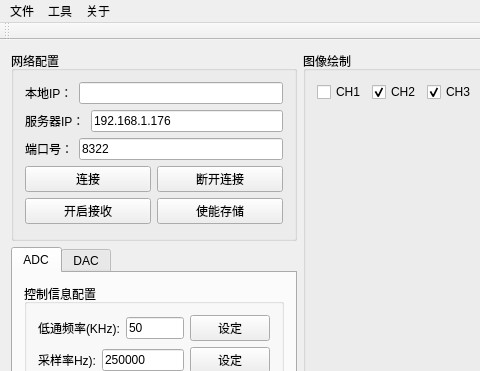
Before: the Qt Designer form PRO/NetworkPlot/mainwindow.ui in carloscn/netplot, drawn with Qt 5; both pictures show x 0 to 480 and y 0 to 371 of the 1249 by 732 pixel window.
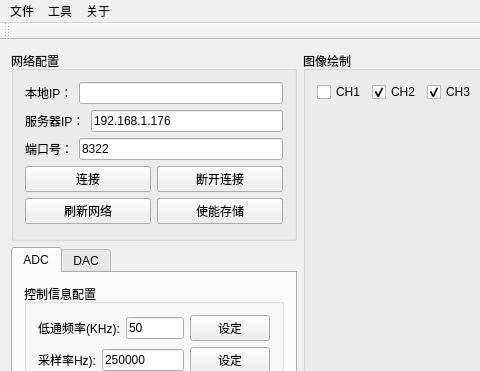
After: the same form once the commit is applied. Custom widgets are drawn as their Qt base class.

```diff
--- a/PRO/NetworkPlot/mainwindow.ui
+++ b/PRO/NetworkPlot/mainwindow.ui
@@ -121,7 +121,7 @@
            <item>
             <widget class="QPushButton" name="pushButton_close_remote">
              <property name="text">
-              <string>开启接收</string>
+              <string>刷新网络</string>
              </property>
             </widget>
            </item>
```
Left out of the diff: 2 changed lines with no effect on the pictures.
